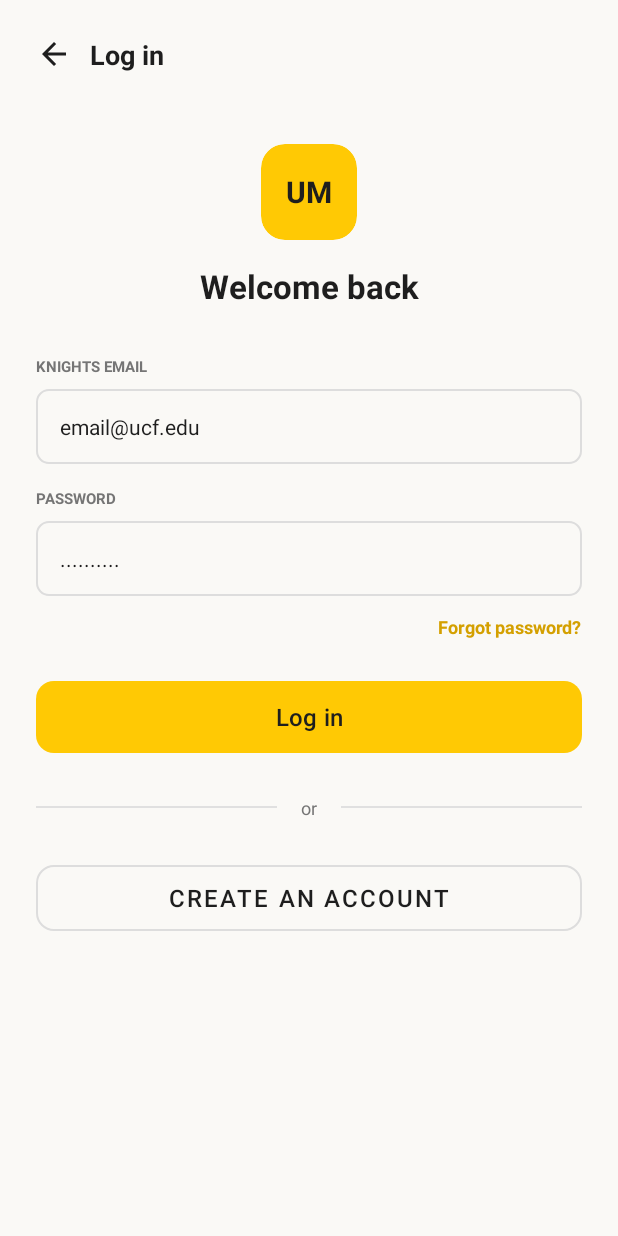
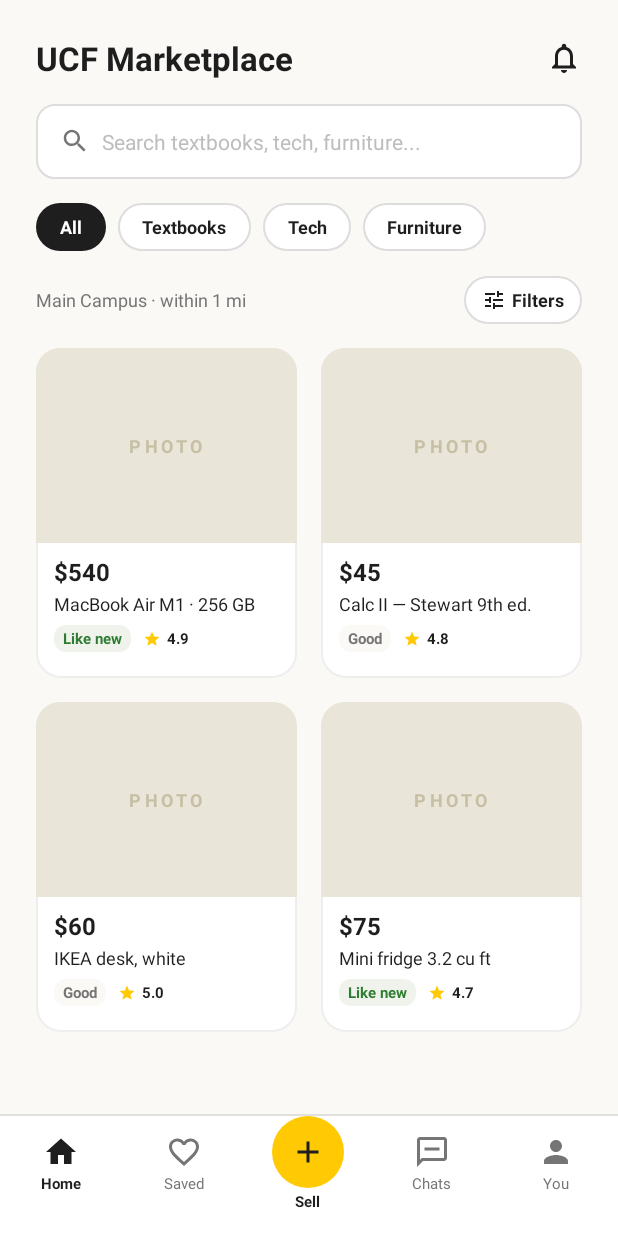
Before and after one commit to jbear05/ucfmarketplace-android, an Android app: the LoginActivity screen opened directly, with no data from a screen before it, after a tap on "Log in", on a phone screen of 412 x 824 dp. Run offline under Robolectric (Android 15) with nearby library versions, the phone set to English and light mode, and no system bars.

Commit message:
Initial shopping page UI

```diff
--- a/app/src/main/AndroidManifest.xml
+++ b/app/src/main/AndroidManifest.xml
@@ -11,6 +11,10 @@
         android:roundIcon="@mipmap/ic_launcher_round"
         android:supportsRtl="true"
         android:theme="@style/Theme.KnightMarket">
+        <activity
+            android:name=".ShoppingActivity"
+            android:exported="false"
+            android:windowSoftInputMode="adjustResize" />
         <activity
             android:name=".VerifyEmailActivity"
             android:exported="false"
--- a/app/src/main/java/com/knightmarket/app/LoginActivity.java
+++ b/app/src/main/java/com/knightmarket/app/LoginActivity.java
@@ -21,8 +21,8 @@ public class LoginActivity extends AppCompatActivity {
         binding.btnBack.setOnClickListener(v -> finish());
 
         binding.btnLogin.setOnClickListener(v -> {
-            Toast.makeText(this, "Shopping Screen Coming Soon!", Toast.LENGTH_SHORT).show();
-            // TODO: Navigate to ShoppingActivity
+            Intent intent = new Intent(this, ShoppingActivity.class);
+            startActivity(intent);
         });
 
         binding.btnCreateAccount.setOnClickListener(v -> {
--- /dev/null
+++ b/app/src/main/java/com/knightmarket/app/ShoppingActivity.java
@@ -0,0 +1,25 @@
+package com.knightmarket.app;
+
+import android.os.Bundle;
+import android.widget.Toast;
+
+import androidx.appcompat.app.AppCompatActivity;
+
+import com.knightmarket.app.databinding.ActivityShoppingBinding;
+
+public class ShoppingActivity extends AppCompatActivity {
+
+    private ActivityShoppingBinding binding;
+
+    @Override
+    protected void onCreate(Bundle savedInstanceState) {
+        super.onCreate(savedInstanceState);
+        binding = ActivityShoppingBinding.inflate(getLayoutInflater());
+        setContentView(binding.getRoot());
+
+        binding.searchContainer.setOnClickListener(v -> {
+            Toast.makeText(this, "Search Screen Coming Soon!", Toast.LENGTH_SHORT).show();
+            // TODO: Navigate to SearchResultsActivity
+        });
+    }
+}
--- a/app/src/main/java/com/knightmarket/app/VerifyEmailActivity.java
+++ b/app/src/main/java/com/knightmarket/app/VerifyEmailActivity.java
@@ -1,5 +1,6 @@
 package com.knightmarket.app;
 
+import android.content.Intent;
 import android.os.Bundle;
 import android.text.Editable;
 import android.text.TextWatcher;
@@ -25,8 +26,8 @@ public class VerifyEmailActivity extends AppCompatActivity {
         setupOtpInputs();
 
         binding.btnVerify.setOnClickListener(v -> {
-            Toast.makeText(this, "Shopping Screen Coming Soon!", Toast.LENGTH_SHORT).show();
-            // TODO: Navigate to ShoppingActivity
+            Intent intent = new Intent(this, ShoppingActivity.class);
+            startActivity(intent);
         });
     }
 
--- a/app/src/main/res/layout/activity_shopping.xml
+++ b/app/src/main/res/layout/activity_shopping.xml
@@ -565,7 +565,7 @@
         app:layout_constraintBottom_toBottomOf="parent">
 
         <!-- Home -->
-        <LinearLayout android:id="@+id/nav_home"
+        <LinearLayout
             android:layout_width="0dp"
             android:layout_height="match_parent"
             android:layout_weight="1"
@@ -587,7 +587,7 @@
         </LinearLayout>
 
         <!-- Saved -->
-        <LinearLayout android:id="@+id/nav_saved"
+        <LinearLayout
             android:layout_width="0dp"
             android:layout_height="match_parent"
             android:layout_weight="1"
@@ -608,7 +608,7 @@
         </LinearLayout>
 
         <!-- Sell FAB -->
-        <LinearLayout android:id="@+id/nav_sell"
+        <LinearLayout
             android:layout_width="0dp"
             android:layout_height="match_parent"
             android:layout_weight="1"
@@ -636,7 +636,7 @@
         </LinearLayout>
 
         <!-- Chats -->
-        <LinearLayout android:id="@+id/nav_chats"
+        <LinearLayout
             android:layout_width="0dp"
             android:layout_height="match_parent"
             android:layout_weight="1"
@@ -657,7 +657,7 @@
         </LinearLayout>
 
         <!-- You -->
-        <LinearLayout android:id="@+id/nav_you"
+        <LinearLayout
             android:layout_width="0dp"
             android:layout_height="match_parent"
             android:layout_weight="1"
```
